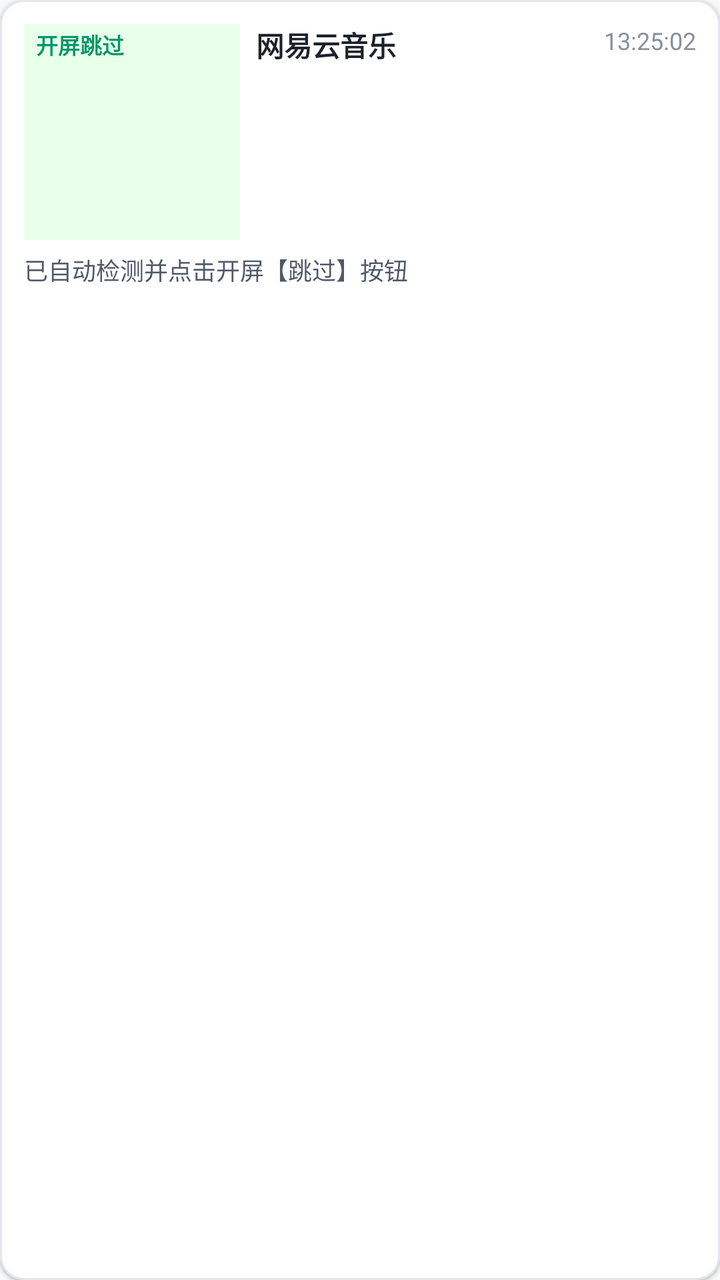
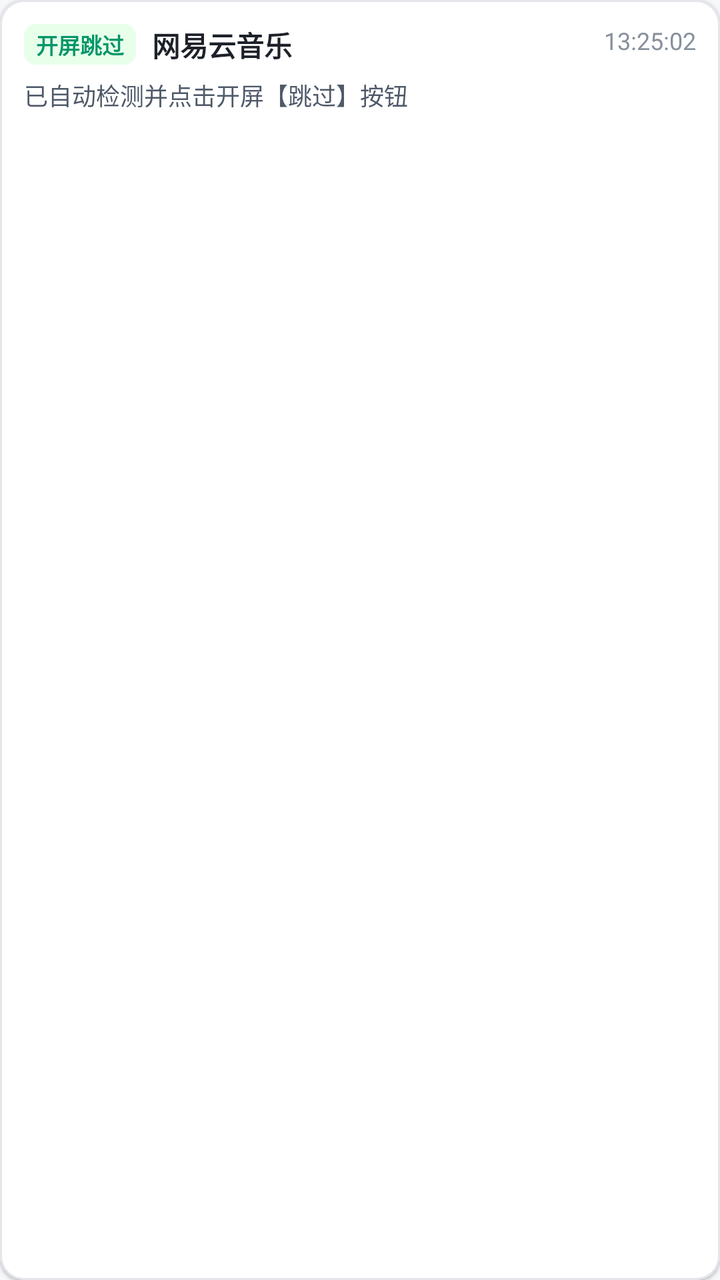

Two renders of the same Android screen: before a commit and after it. Below are the layout's source before the change and the commit's diff.
<!-- AndroidManifest.xml: application theme Theme.CleanScreen -->
<!-- res/layout/item_log_record.xml -->
<?xml version="1.0" encoding="utf-8"?>
<com.google.android.material.card.MaterialCardView xmlns:android="http://schemas.android.com/apk/res/android"
    xmlns:app="http://schemas.android.com/apk/res-auto"
    android:layout_width="match_parent"
    android:layout_height="wrap_content"
    android:layout_marginHorizontal="12dp"
    android:layout_marginVertical="4dp"
    app:cardBackgroundColor="@color/surface"
    app:cardCornerRadius="12dp"
    app:cardElevation="1dp"
    app:strokeColor="@color/card_border"
    app:strokeWidth="1dp">

    <LinearLayout
        android:layout_width="match_parent"
        android:layout_height="wrap_content"
        android:orientation="vertical"
        android:padding="12dp">

        <RelativeLayout
            android:layout_width="match_parent"
            android:layout_height="wrap_content">

            <TextView
                android:id="@+id/tvLogTypeBadge"
                android:layout_width="wrap_content"
                android:layout_height="wrap_content"
                android:background="@drawable/ic_launcher_background"
                android:backgroundTint="@color/accent_green_light"
                android:paddingHorizontal="6dp"
                android:paddingVertical="2dp"
                android:text="开屏跳过"
                android:textColor="@color/secondary_variant"
                android:textSize="11sp"
                android:textStyle="bold" />

            <TextView
                android:id="@+id/tvLogAppName"
                android:layout_width="wrap_content"
                android:layout_height="wrap_content"
                android:layout_marginStart="8dp"
                android:layout_toEndOf="@id/tvLogTypeBadge"
                android:text="网易云音乐"
                android:textColor="@color/text_primary"
                android:textSize="14sp"
                android:textStyle="bold" />

            <TextView
                android:id="@+id/tvLogTime"
                android:layout_width="wrap_content"
                android:layout_height="wrap_content"
                android:layout_alignParentEnd="true"
                android:text="13:25:02"
                android:textColor="@color/text_hint"
                android:textSize="12sp" />
        </RelativeLayout>

        <TextView
            android:id="@+id/tvLogDescription"
            android:layout_width="match_parent"
            android:layout_height="wrap_content"
            android:layout_marginTop="6dp"
            android:text="已自动检测并点击开屏【跳过】按钮"
            android:textColor="@color/text_secondary"
            android:textSize="12sp" />
    </LinearLayout>
</com.google.android.material.card.MaterialCardView>
<!-- resources referenced by this layout -->
<resources>
  <color name="accent_green_light">#E8FFEA</color>
  <color name="card_border">#E5E6EB</color>
  <color name="secondary_variant">#059669</color>
  <color name="surface">#FFFFFF</color>
  <color name="text_hint">#86909C</color>
  <color name="text_primary">#1D2129</color>
  <color name="text_secondary">#4E5969</color>
  <!-- drawable ic_launcher_background (drawable) -->
  <?xml version="1.0" encoding="utf-8"?>
  <vector xmlns:android="http://schemas.android.com/apk/res/android"
      android:width="108dp"
      android:height="108dp"
      android:viewportWidth="108"
      android:viewportHeight="108">
      <path
          android:fillColor="#0E78F9"
          android:pathData="M0,0h108v108h-108z" />
  </vector>
  <style name="Theme.CleanScreen" parent="Theme.Material3.DayNight.NoActionBar">
          
          <item name="colorPrimary">@color/primary</item>
          <item name="colorOnPrimary">@color/on_primary</item>
          
          <item name="colorSecondary">@color/secondary</item>
          <item name="colorOnSecondary">@color/on_secondary</item>
          
          <item name="android:statusBarColor">@color/background</item>
          <item name="android:windowLightStatusBar">true</item>
          <item name="android:windowBackground">@color/background</item>
      </style>
  <color name="primary">#0E78F9</color>
  <color name="on_primary">#FFFFFF</color>
  <color name="secondary">#10B981</color>
  <color name="on_secondary">#FFFFFF</color>
  <color name="background">#F7F8FA</color>
</resources>

<!-- the commit's change to res/layout/item_log_record.xml (unified diff, before → after) -->
@@ -25,7 +25,7 @@
                 android:id="@+id/tvLogTypeBadge"
                 android:layout_width="wrap_content"
                 android:layout_height="wrap_content"
-                android:background="@drawable/ic_launcher_background"
+                android:background="@drawable/bg_badge_rounded"
                 android:backgroundTint="@color/accent_green_light"
                 android:paddingHorizontal="6dp"
                 android:paddingVertical="2dp"
<!-- resource entries referenced after the edit -->
@@ -7,17 +7,13 @@
   <color name="text_hint">#86909C</color>
   <color name="text_primary">#1D2129</color>
   <color name="text_secondary">#4E5969</color>
-  <!-- drawable ic_launcher_background (drawable) -->
+  <!-- drawable bg_badge_rounded (drawable) -->
   <?xml version="1.0" encoding="utf-8"?>
-  <vector xmlns:android="http://schemas.android.com/apk/res/android"
-      android:width="108dp"
-      android:height="108dp"
-      android:viewportWidth="108"
-      android:viewportHeight="108">
-      <path
-          android:fillColor="#0E78F9"
-          android:pathData="M0,0h108v108h-108z" />
-  </vector>
+  <shape xmlns:android="http://schemas.android.com/apk/res/android"
+      android:shape="rectangle">
+      <corners android:radius="6dp" />
+      <solid android:color="@color/accent_blue_light" />
+  </shape>
   <style name="Theme.CleanScreen" parent="Theme.Material3.DayNight.NoActionBar">
           
           <item name="colorPrimary">@color/primary</item>
@@ -30,6 +26,7 @@
           <item name="android:windowLightStatusBar">true</item>
           <item name="android:windowBackground">@color/background</item>
       </style>
+  <color name="accent_blue_light">#E8F3FF</color>
   <color name="primary">#0E78F9</color>
   <color name="on_primary">#FFFFFF</color>
   <color name="secondary">#10B981</color>
